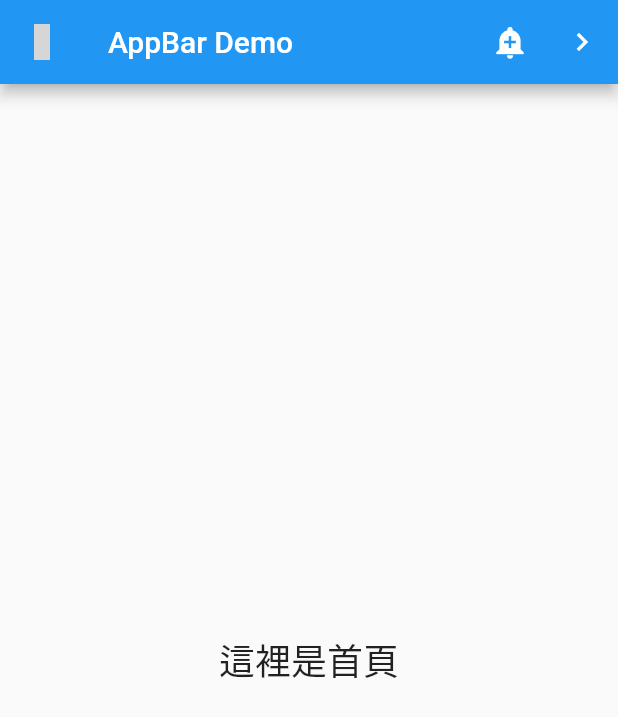
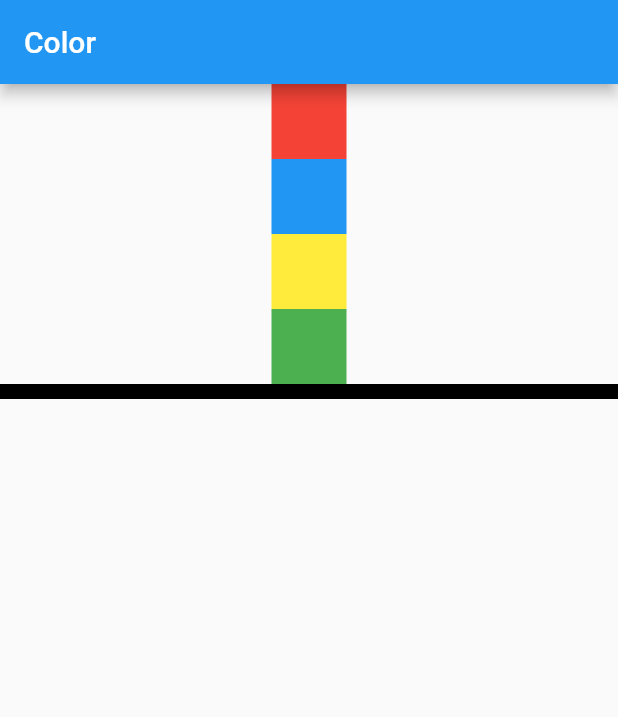
Before and after one commit to SCYPito/fluttertest0504, a Flutter app: the screen it shows after launch, on a phone screen of 412 x 824 dp. Shown: the top 717 px of the screen. Run offline on Flutter 3.47's test engine with Material 2 defaults, Android fonts, the phone set to English and light mode, and no system bars; grey boxes are pictures that could not be loaded.

Commit message:
Column  色塊排列

```diff
--- a/lib/main.dart
+++ b/lib/main.dart
@@ -11,107 +11,48 @@ class MyApp extends StatelessWidget {
   @override
   Widget build(BuildContext context) {
     return MaterialApp(
-      title: 'Flutter Demo',
-      theme: ThemeData(
-        // This is the theme of your application.
-        //
-        // Try running your application with "flutter run". You'll see the
-        // application has a blue toolbar. Then, without quitting the app, try
-        // changing the primarySwatch below to Colors.green and then invoke
-        // "hot reload" (press "r" in the console where you ran "flutter run",
-        // or simply save your changes to "hot reload" in a Flutter IDE).
-        // Notice that the counter didn't reset back to zero; the application
-        // is not restarted.
-        primarySwatch: Colors.blue,
+      home: Scaffold(
+        appBar: AppBar(
+          title: Text('Color'),
+        ),
+        body: _MyApp(),
       ),
-      home: const MyHomePage(title: 'Flutter Demo Home Page'),
     );
   }
 }
 
-class MyHomePage extends StatefulWidget {
-  const MyHomePage({Key? key, required this.title}) : super(key: key);
 
-  // This widget is the home page of your application. It is stateful, meaning
-  // that it has a State object (defined below) that contains fields that affect
-  // how it looks.
-
-  // This class is the configuration for the state. It holds the values (in this
-  // case the title) provided by the parent (in this case the App widget) and
-  // used by the build method of the State. Fields in a Widget subclass are
-  // always marked "final".
-
-  final String title;
-
-  @override
-  State<MyHomePage> createState() => _MyHomePageState();
-}
-
-class _MyHomePageState extends State<MyHomePage> {
-  int _counter = 0;
-
-  void _incrementCounter() {
-    setState(() {
-      // This call to setState tells the Flutter framework that something has
-      // changed in this State, which causes it to rerun the build method below
-      // so that the display can reflect the updated values. If we changed
-      // _counter without calling setState(), then the build method would not be
-      // called again, and so nothing would appear to happen.
-      _counter++;
-    });
-  }
-
+class _MyApp extends StatelessWidget{
   @override
   Widget build(BuildContext context) {
-    return Scaffold(
-      appBar: AppBar(
-        title: const Text('AppBar Demo'),
-        //title：用來放標題
-        leading: Icon(FontAwesomeIcons.dragon),
-       //leading：通常是用來放logo的地方，可以選擇單純的Icon或是IconButton都可以
-        actions: <Widget>[
-          //action：這個可以拿來放IconButton，它的概念有點像有些購物網站的購物車按鈕
-          IconButton(
-            //button：可以當作轉換頁面的按鈕就像上圖的>
-            icon: const Icon(Icons.add_alert),
-            tooltip: 'Show Snackbar',
-            onPressed: () {
-              ScaffoldMessenger.of(context).showSnackBar(
-                  const SnackBar(content: Text('This is a snackbar'))
-              );
-            },
-          ),
-          IconButton(
-            icon: const Icon(Icons.navigate_next),
-            tooltip: 'Go to the next page',
-            onPressed: () {
-              Navigator.push(context, MaterialPageRoute<void>(
-                builder: (BuildContext context) {
-                  return Scaffold(
-                    appBar: AppBar(
-                      title: const Text('Next page'),
-                    ),
-                    body: const Center(
-
-
-                      child: Text(
-                        '這是第二頁',
-                        style: TextStyle(fontSize: 24),
-                      ),
-                    ),
-                  );
-                },
-              ));
-            },
-          ),
-        ],
-      ),
-      body: const Center(
-        child: Text(
-          '這裡是首頁',
-          style: TextStyle(fontSize: 24),
+    return Column(
+      children: <Widget>[
+        Container(
+          width: 50,
+          height: 50,
+          color: Colors.red,
         ),
-      ),
+        Container(
+          width: 50,
+          height: 50,
+          color: Colors.blue,
+        ),
+        Container(
+          width: 50,
+          height: 50,
+          color: Colors.yellow,
+        ),
+        Container(
+          width: 50,
+          height: 50,
+          color: Colors.green,
+        ),
+        Container(
+          width: 10000,
+          height: 10,
+          color: Colors.black,
+        )
+      ],
     );
   }
 }
```
